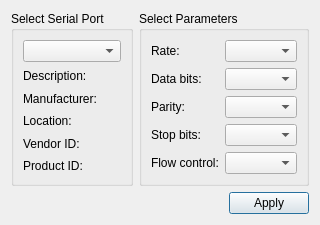
The window that examples/terminal/settingsdialog.ui (qt/qtserialport) describes before a commit, drawn with Qt 5.
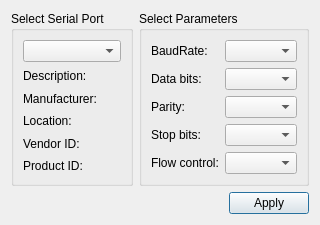
The same window after the commit.

Commit message: Use "BaudRate" instead of "Rate" and "BaudXXXX" instead of "RateXXXX"

What changed in the file:
```diff
--- a/examples/terminal/settingsdialog.ui
+++ b/examples/terminal/settingsdialog.ui
@@ -70,7 +70,7 @@
       <item row="0" column="0">
        <widget class="QLabel" name="rateLabel">
         <property name="text">
-         <string>Rate:</string>
+         <string>BaudRate:</string>
         </property>
        </widget>
       </item>
```
Left out of the diff: 4 changed lines with no effect on the pictures. The commit also changes 21 other files.
